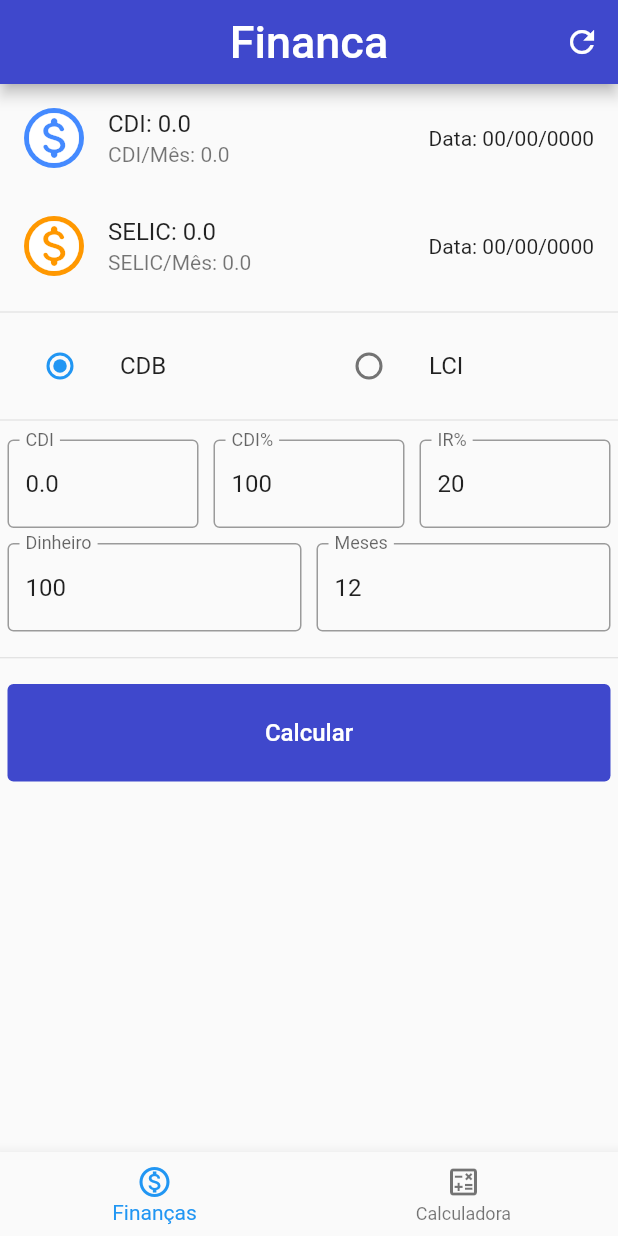
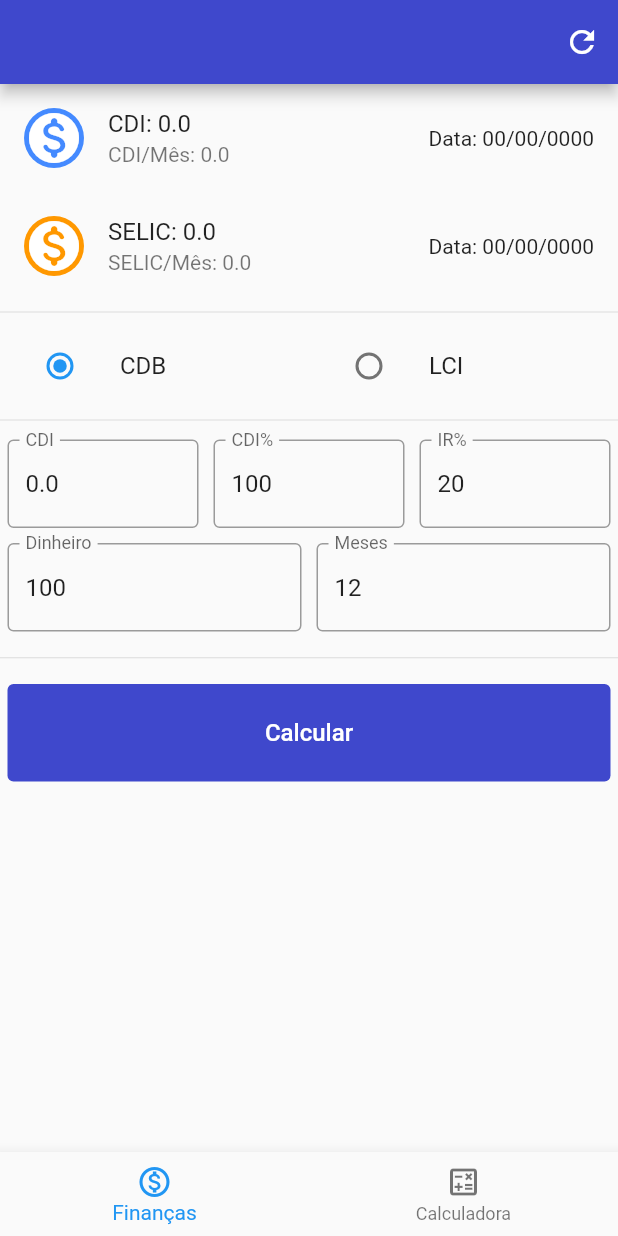
Before and after one commit to Marcos13169/kestisfinanca, a Flutter app: the screen it shows after launch, on a phone screen of 412 x 824 dp. Run offline on Flutter 3.47's test engine with Material 2 defaults, Android fonts, the light colour scheme and no system bars; our stand-ins replace google_fonts, shared_preferences; missing offline and left inert: function_tree.

Commit message:
primeiro commit

```diff
--- a/lib/pagina_financa.dart
+++ b/lib/pagina_financa.dart
@@ -257,8 +257,8 @@ class _PaginaFinancaState extends State<PaginaFinanca> {
   @override
   Widget build(BuildContext context) {
     return Scaffold(
-      appBar: Componentes().criaAppBar('Financa', 30, Colors.white, buscarCDI,
-          const Icon(Icons.refresh_outlined)),
+      appBar: Componentes().criaAppBar(
+          '', 30, Colors.white, buscarCDI, const Icon(Icons.refresh_outlined)),
       body: SingleChildScrollView(
         physics: ScrollPhysics(),
         child: Column(
```
Also changed, not shown: 2 other files.
